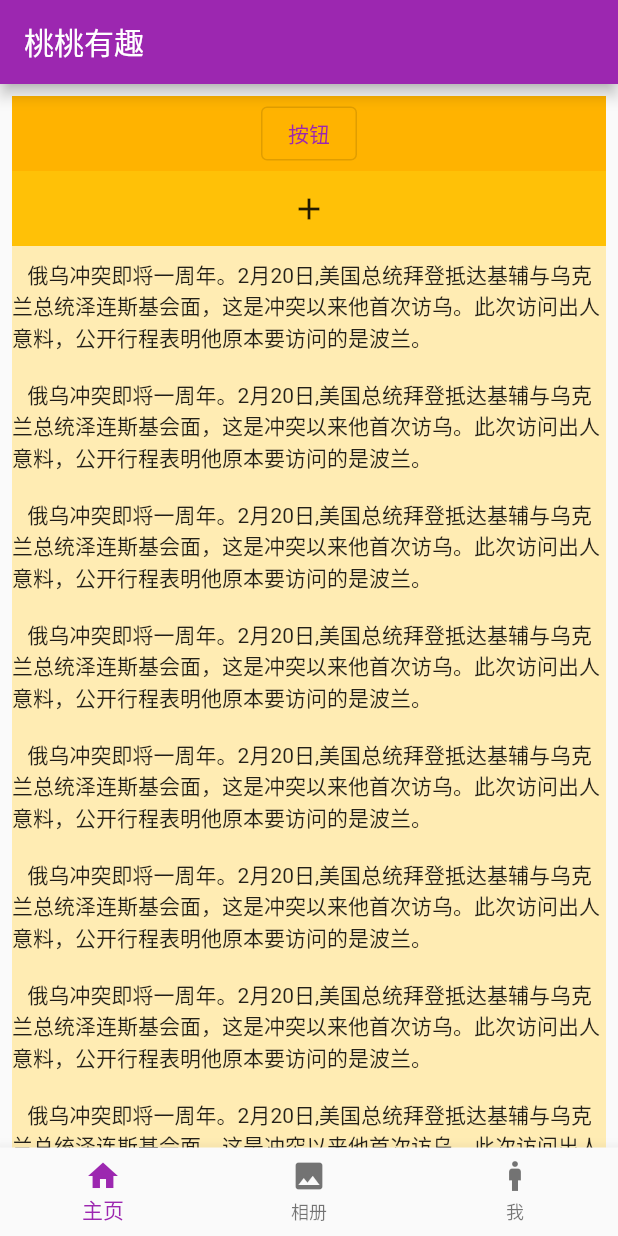
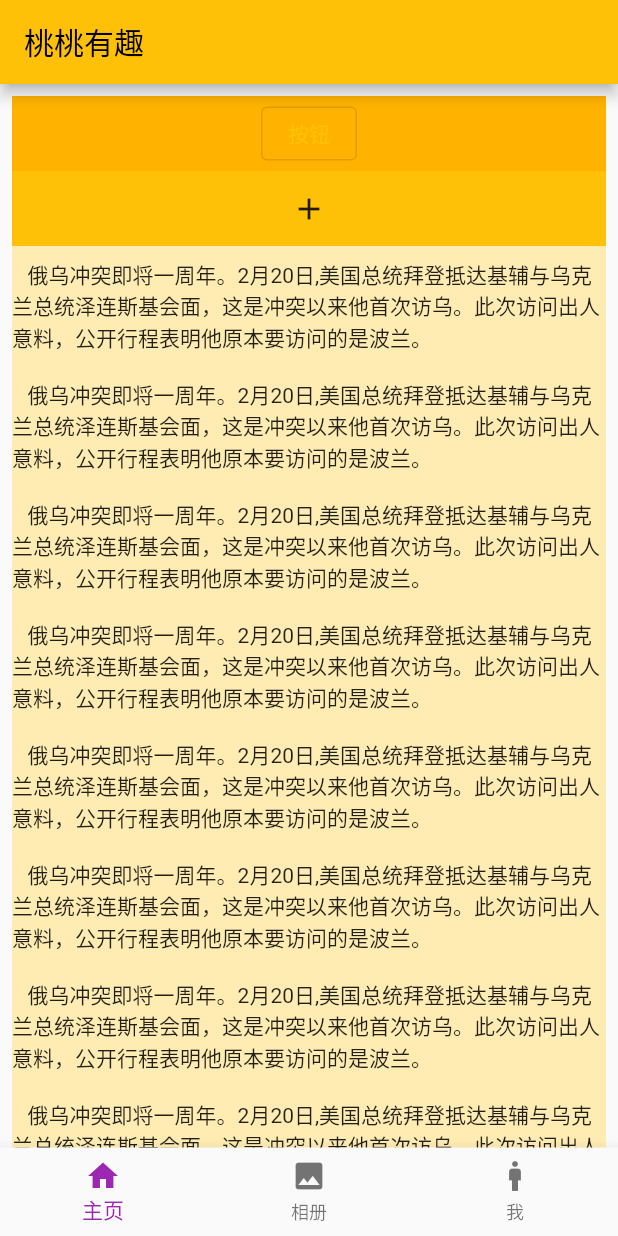
Before and after one commit to fongyuqihang/win10_flutter_app02, a Flutter app: the screen it shows after launch, on a phone screen of 412 x 824 dp. Run offline on Flutter 3.47's test engine with Material 2 defaults, Android fonts, the phone set to English and light mode, and no system bars.

Commit message:
second commit

```diff
--- a/lib/main.dart
+++ b/lib/main.dart
@@ -14,7 +14,7 @@ class MyApp extends StatelessWidget {
     return MaterialApp(
       title: 'Flutter Demo',
       theme: ThemeData(
-        primarySwatch: Colors.purple,
+        primarySwatch: Colors.amber,
       ),
       home: const MyHomePage(title: '桃桃有趣'),
     );
```
